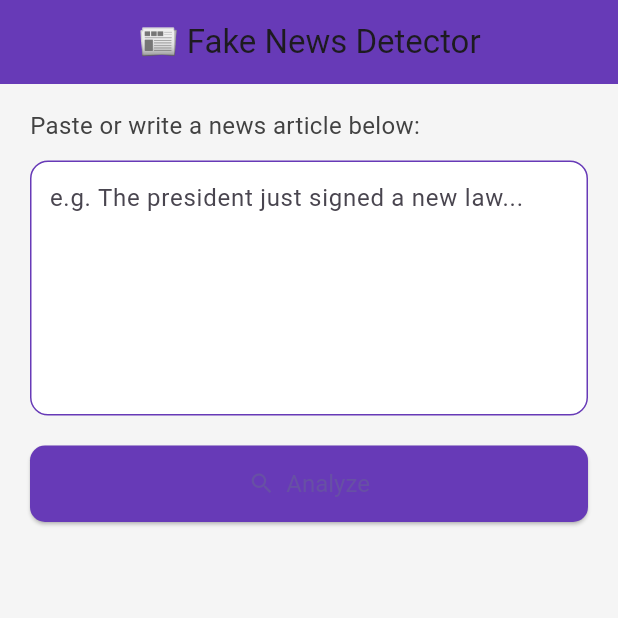
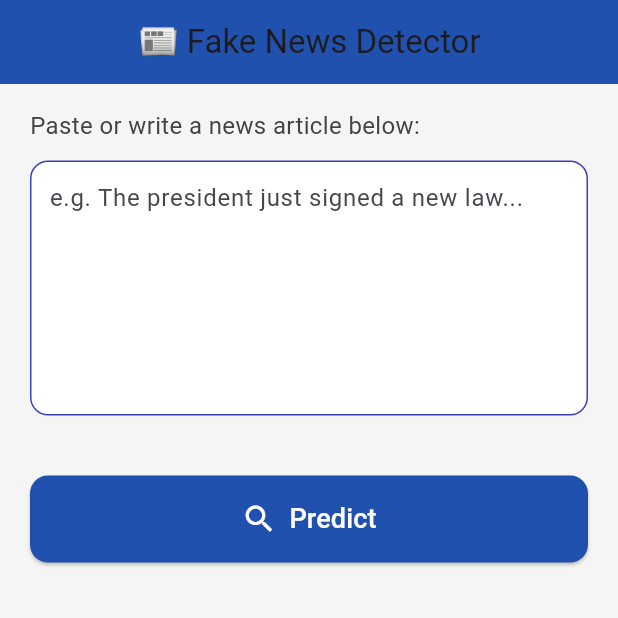
Before and after one commit to ranaehelal/fake_news_classifier, a Flutter app: the screen it shows after launch, on a phone screen of 412 x 824 dp, the top half of it. Run offline on Flutter 3.47's test engine with Material 3 defaults, Android fonts, the phone set to English and light mode, and no system bars.

Commit message:
Enhance Fake News Detector UI and error handling

```diff
--- a/lib/FakeNewsScreen.dart
+++ b/lib/FakeNewsScreen.dart
@@ -1,3 +1,5 @@
+import 'dart:async';
+
 import 'package:flutter/material.dart';
 import 'package:http/http.dart' as http;
 import 'dart:convert';
@@ -15,24 +17,37 @@ class _FakeNewsScreenState extends State<FakeNewsScreen> {
   Future<void> predictNews(String text) async {
     setState(() {
       _loading = true;
+      _result=null;
     });
 
     final url = Uri.parse('http://127.0.0.1:8000/predict');
+    try{
       final response = await http.post(
         url,
         headers: {'Content-Type': 'application/json'},
         body: json.encode({'text': text, 'model': "logistic"}),
-    );
+      ).timeout(Duration(seconds: 7));
 
       if (response.statusCode == 200) {
         final data = json.decode(response.body);
         setState(() {
           _result = data['prediction'];
-        _loading = false;
         });
       } else {
         setState(() {
           _result = 'Error: ${response.statusCode}';
+        });
+      }
+    }on TimeoutException{
+      setState(() {
+        _result = 'Error: Request timed out';
+      });
+    } catch (e) {
+      setState(() {
+        _result = 'Error: $e';
+      });
+    } finally {
+      setState(() {
         _loading = false;
       });
     }
@@ -46,7 +61,7 @@ class _FakeNewsScreenState extends State<FakeNewsScreen> {
         title: Text('📰 Fake News Detector'),
         centerTitle: true,
         elevation: 0,
-        backgroundColor: Colors.deepPurple,
+        backgroundColor: Color(0xFF2151AE),
       ),
       body: Padding(
         padding: const EdgeInsets.symmetric(horizontal: 20, vertical: 16),
@@ -61,7 +76,7 @@ class _FakeNewsScreenState extends State<FakeNewsScreen> {
             Container(
               decoration: BoxDecoration(
                 color: Colors.white,
-                border: Border.all(color: Colors.deepPurple, width: 1),
+                border: Border.all(color: Color(0xFF3A40B7), width: 1),
                 borderRadius: BorderRadius.circular(12),
               ),
               child: TextField(
@@ -74,21 +89,28 @@ class _FakeNewsScreenState extends State<FakeNewsScreen> {
                 ),
               ),
             ),
-            SizedBox(height: 20),
+            SizedBox(height: 40),
             _loading
-                ? Center(child: CircularProgressIndicator())
+                ? Column(
+              children: [
+                CircularProgressIndicator(),
+                SizedBox(height: 8),
+                Text('Loading... please wait', style: TextStyle(fontSize: 16)),
+              ],
+            )
                 : ElevatedButton.icon(
-              icon: Icon(Icons.search),
-              label: Text('Analyze'),
+              onPressed: () => predictNews(_controller.text),
+              icon: Icon(Icons.search, size: 24, color: Colors.white),
+              label: Text('Predict', style: TextStyle(fontSize: 18,color: Colors.white)),
               style: ElevatedButton.styleFrom(
-                backgroundColor: Colors.deepPurple,
+                backgroundColor: Color(0xFF2151AE),
                 padding: EdgeInsets.symmetric(vertical: 16),
-                textStyle: TextStyle(fontSize: 16),
                 shape: RoundedRectangleBorder(
-                    borderRadius: BorderRadius.circular(10)),
+                  borderRadius: BorderRadius.circular(12),
                 ),
-              onPressed: () => predictNews(_controller.text),
               ),
+            ),
+
             SizedBox(height: 20),
             if (_result != null)
               Container(
--- a/lib/main.dart
+++ b/lib/main.dart
@@ -15,6 +15,8 @@ class FakeNewsApp extends StatelessWidget {
       title: 'Fake News Detector',
       theme: ThemeData(primarySwatch: Colors.deepPurple),
       home: FakeNewsScreen(),
+      debugShowCheckedModeBanner: false,
+
     );
   }
 }
```
Lines whose indentation alone changed are shown as unchanged.
